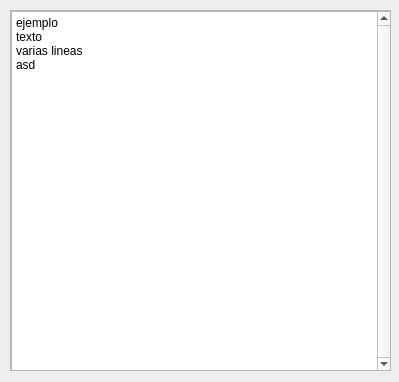
This is UiDialogLog.ui in arlumno/DI-ProyectoUI as Qt 5 draws it before an edit. The edited form follows.
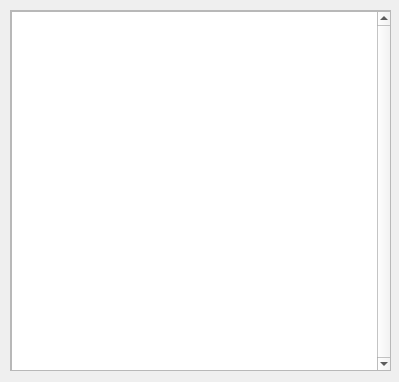
This is the edited form.

What changed in the file:
```diff
--- a/UiDialogLog.ui
+++ b/UiDialogLog.ui
@@ -71,10 +71,7 @@
       <enum>Qt::ScrollBarAlwaysOn</enum>
      </property>
      <property name="plainText">
-      <string>ejemplo
-texto
-varias lineas
-asd</string>
+      <string/>
      </property>
     </widget>
    </widget>
```
Left out of the diff: 5 changed lines with no effect on the pictures.
